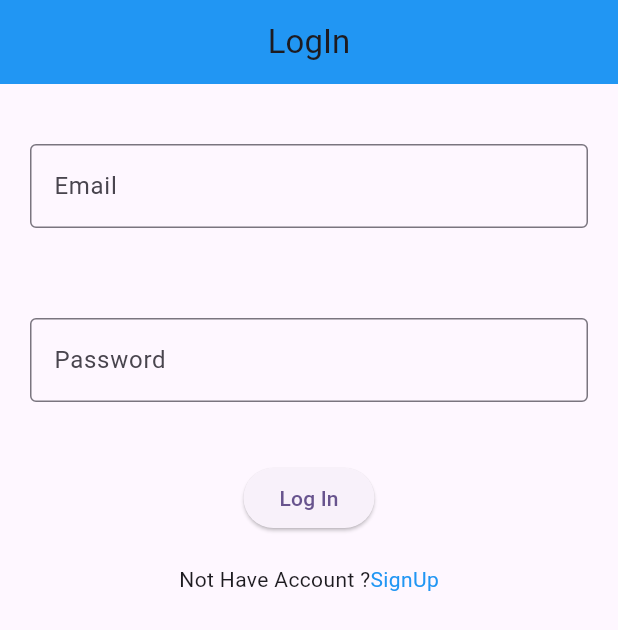
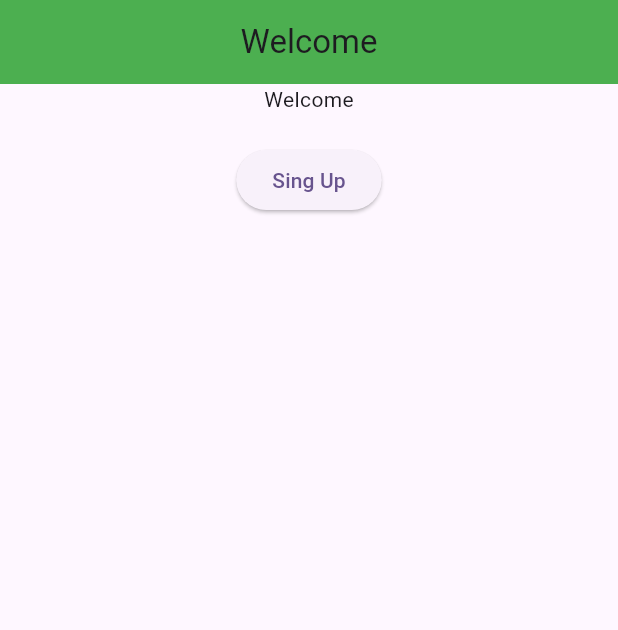
Before and after one commit to Sayma2025/Demo-project, a Flutter app: the screen it shows after launch, on a phone screen of 412 x 824 dp. Shown: the top 630 px of the screen. Run offline on Flutter 3.47's test engine with Material 3 defaults, Android fonts, the phone set to English and light mode, and no system bars; our stand-ins replace cloud_firestore, firebase_auth, firebase_core; accounts and stored records are empty.

Commit message:
first commit

```diff
--- a/lib/auth/login.dart
+++ b/lib/auth/login.dart
@@ -1,5 +1,7 @@
 import 'package:demo_app/auth/auth.dart';
 import 'package:demo_app/auth/homepage.dart';
+import 'package:demo_app/auth/welcomepage.dart';
+
 import 'package:demo_app/auth/signup.dart';
 import 'package:flutter/material.dart';
 
--- a/lib/auth/signup.dart
+++ b/lib/auth/signup.dart
@@ -1,5 +1,6 @@
 import 'package:demo_app/auth/auth.dart';
 import 'package:demo_app/auth/homepage.dart';
+import 'package:demo_app/auth/welcomepage.dart';
 import 'package:demo_app/auth/login.dart';
 import 'package:flutter/material.dart';
 
--- /dev/null
+++ b/lib/auth/welcomepage.dart
@@ -0,0 +1,42 @@
+import 'package:demo_app/auth/auth.dart';
+import 'package:demo_app/auth/login.dart';
+import 'package:demo_app/auth/signup.dart';
+import 'package:flutter/material.dart';
+
+class Welcomepage extends StatefulWidget {
+  const Welcomepage({super.key});
+
+  @override
+  State<Welcomepage> createState() => _HomepageState();
+}
+
+class _HomepageState extends State<Welcomepage> {
+  Authservice authservice = Authservice();
+  @override
+  Widget build(BuildContext context) {
+    return Scaffold(
+      appBar: AppBar(
+        backgroundColor: Colors.green,
+        title: Text("Welcome"),
+        centerTitle: true,
+      ),
+      body: Center(
+        child: Column(
+          children: [
+            Text("Welcome"),
+            SizedBox(
+              height: 20,
+            ),
+            ElevatedButton(
+                onPressed: () async {
+                  authservice.signout();
+                  Navigator.pushReplacement(context,
+                      MaterialPageRoute(builder: (context) => Signup()));
+                },
+                child: Text("Sing Up"))
+          ],
+        ),
+      ),
+    );
+  }
+}
--- a/lib/main.dart
+++ b/lib/main.dart
@@ -1,5 +1,6 @@
 import 'package:demo_app/auth/login.dart';
 import 'package:demo_app/auth/signup.dart';
+import 'package:demo_app/auth/welcomepage.dart';
 import 'package:flutter/material.dart';
 import 'package:firebase_core/firebase_core.dart';
 import 'firebase_options.dart';
@@ -25,7 +26,7 @@ class MyApp extends StatelessWidget {
         colorScheme: ColorScheme.fromSeed(seedColor: Colors.deepPurple),
         useMaterial3: true,
       ),
-      home: const LogIn(),
+      home: const Welcomepage(),
     );
   }
 }
```
